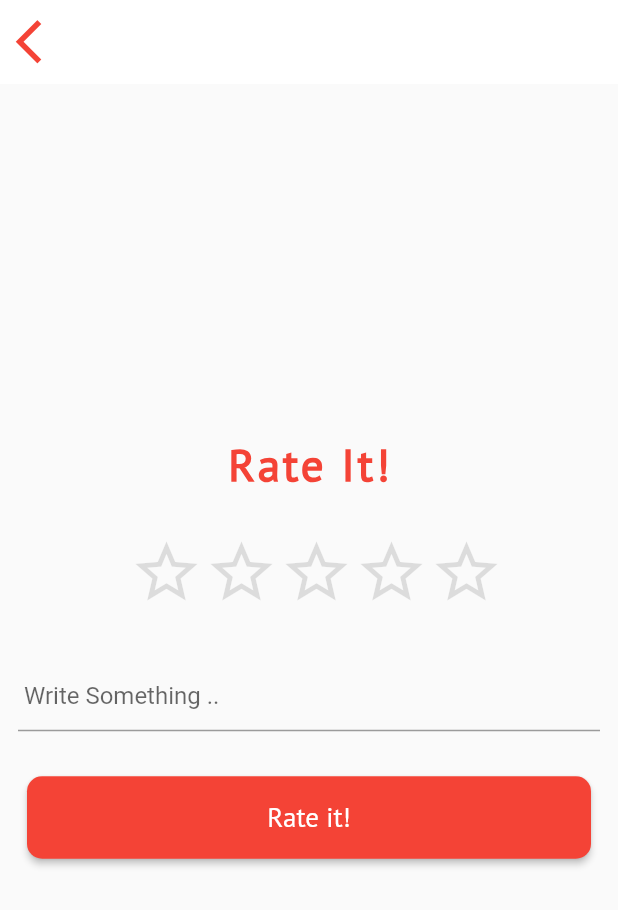
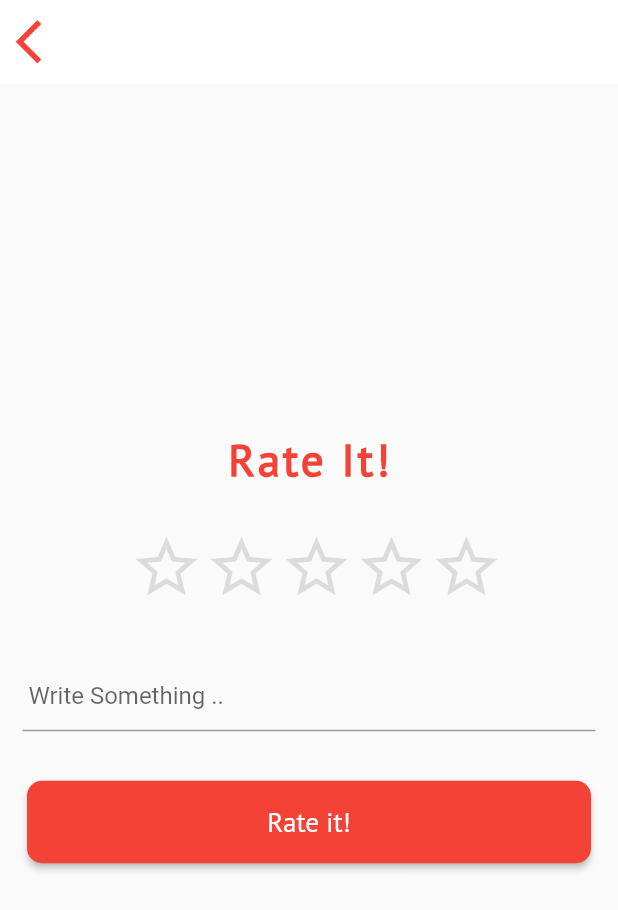
Before and after one commit to atyourdoorstep/at_your_doorstep-Ya_Ibrahim, a Flutter app: the RatingAndReview screen opened directly, on a phone screen of 412 x 824 dp. Shown: the top 910 px of the screen. Run offline on Flutter 3.47's test engine with Material 2 defaults, Android fonts, the phone set to English and light mode, and no system bars; our stand-ins replace dio, flutter_easyloading, font_awesome_flutter, geocoding, google_maps_flutter, image_picker and 2 more; missing offline and left inert: circular_menu; accounts and stored records are empty.

Commit message:
UI Rating and Review

```diff
--- a/lib/ratingAndReviewPage.dart
+++ b/lib/ratingAndReviewPage.dart
@@ -68,7 +68,7 @@ class _RatingAndReviewState extends State<RatingAndReview> {
               ),
               SizedBox(height: 13,),
               Padding(
-                padding: const EdgeInsets.all(12.0),
+                padding: const EdgeInsets.all(15.0),
                 child: Row(
                   children: [
                     Expanded(
```
